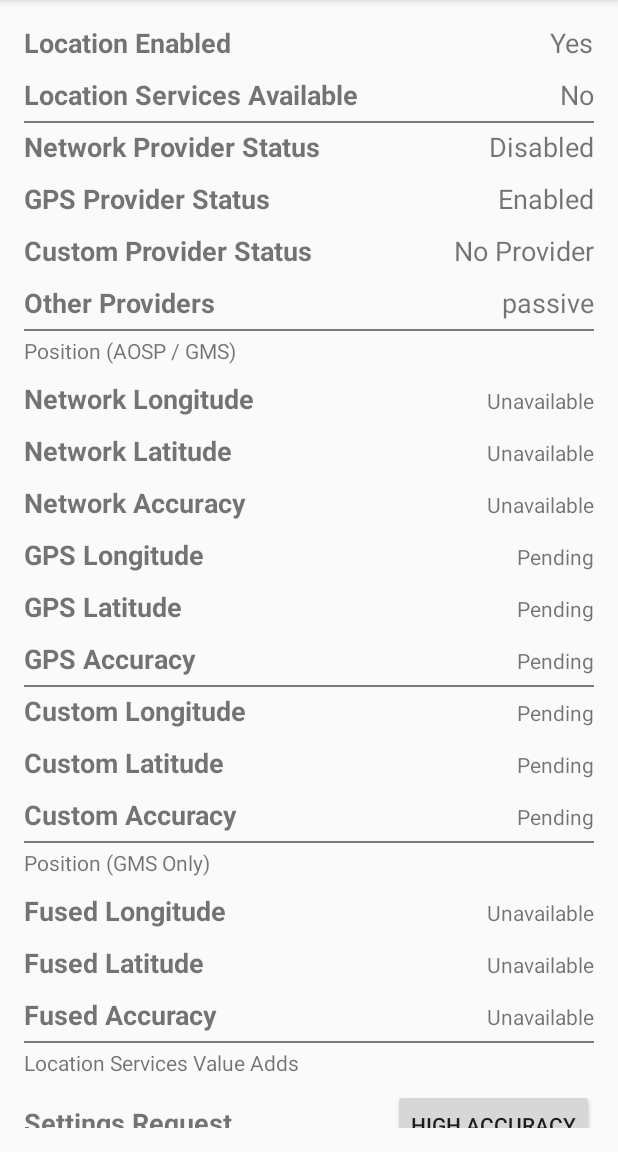
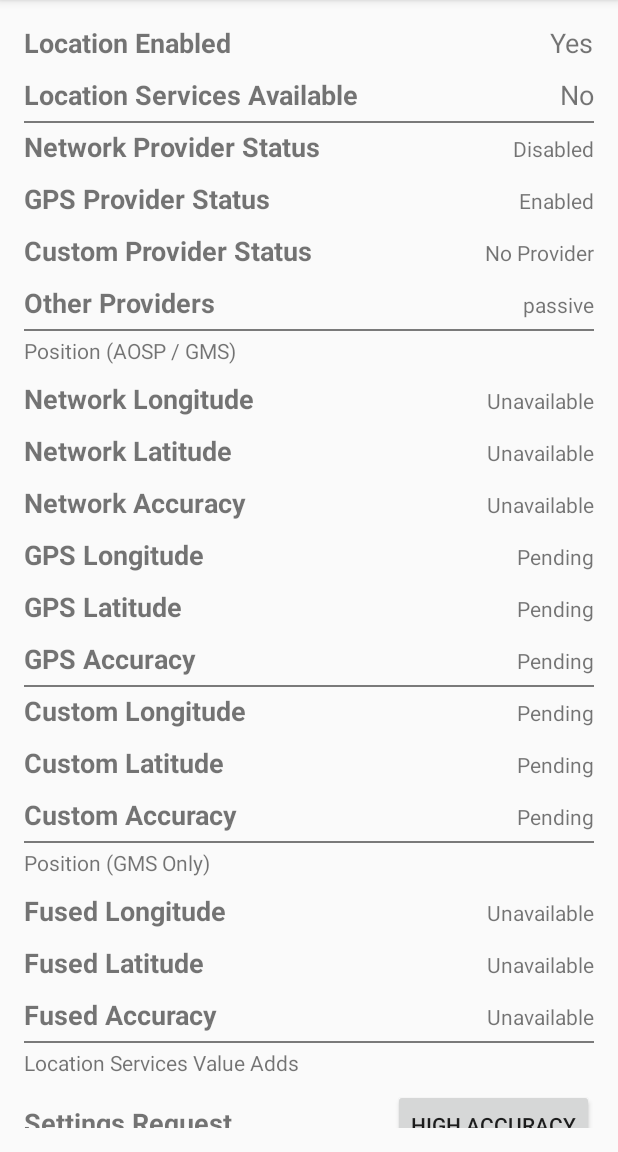
Before and after one commit to darryncampbell/Location-API-Exerciser, an Android app: the screen it shows after launch (MainActivity), on a phone screen of 412 x 824 dp, the part 84-1236 px from its top. Run offline under Robolectric (Android 15) with nearby library versions, the phone set to English and light mode, and no system bars.

Commit message:
Visual enhancements

```diff
--- a/app/build.gradle
+++ b/app/build.gradle
@@ -28,7 +28,7 @@ dependencies {
         exclude group: 'com.android.support', module: 'support-annotations'
     })
     compile 'com.android.support:appcompat-v7:25.1.0'
-    compile 'com.google.android.gms:play-services:8.1.0'
+    compile 'com.google.android.gms:play-services-location:8.1.0'
     compile 'com.android.support:design:25.1.0'
     testCompile 'junit:junit:4.12'
     compile 'com.vividsolutions:jts:1.13'
--- a/app/src/main/java/com/darryncampbell/locationapiexerciser/MainActivity.java
+++ b/app/src/main/java/com/darryncampbell/locationapiexerciser/MainActivity.java
@@ -405,7 +405,7 @@ public class MainActivity extends AppCompatActivity implements LocationUI {
             txtLocationServicesAvailable.setText("No");
             UpdateUIWithFusedLocation(null);
             TextView activityRecognitionTxt = (TextView)findViewById(R.id.txtActivityRecognition);
-            activityRecognitionTxt.setText("No Location Services");
+            activityRecognitionTxt.setText("No Loc. Services");
         }
     }
 
--- a/app/src/main/res/layout/content_scrolling.xml
+++ b/app/src/main/res/layout/content_scrolling.xml
@@ -86,7 +86,7 @@
         android:layout_width="wrap_content"
         android:layout_height="wrap_content"
         android:id="@+id/txtNetworkProviderStatus"
-        android:textSize="18sp"
+        android:textSize="14sp"
         android:layout_alignBaseline="@+id/lblNetworkProviderStatus"
         android:layout_alignBottom="@+id/lblNetworkProviderStatus"
         android:layout_alignParentEnd="true" />
@@ -107,7 +107,7 @@
         android:layout_width="wrap_content"
         android:layout_height="wrap_content"
         android:id="@+id/txtGpsProviderStatus"
-        android:textSize="18sp"
+        android:textSize="14sp"
         android:layout_alignBaseline="@+id/lblGpsProviderStatus"
         android:layout_alignBottom="@+id/lblGpsProviderStatus"
         android:layout_alignParentEnd="true" />
@@ -128,7 +128,7 @@
         android:layout_width="wrap_content"
         android:layout_height="wrap_content"
         android:id="@+id/txtCustomProviderStatus"
-        android:textSize="18sp"
+        android:textSize="14sp"
         android:layout_alignBaseline="@+id/lblCustomProviderStatus"
         android:layout_alignBottom="@+id/lblCustomProviderStatus"
         android:layout_alignParentEnd="true" />
@@ -149,7 +149,7 @@
         android:layout_width="wrap_content"
         android:layout_height="wrap_content"
         android:id="@+id/txtOtherProviderStatus"
-        android:textSize="18sp"
+        android:textSize="14sp"
         android:layout_alignBaseline="@+id/lblOtherProviderStatus"
         android:layout_alignBottom="@+id/lblOtherProviderStatus"
         android:layout_alignParentEnd="true" />
```
